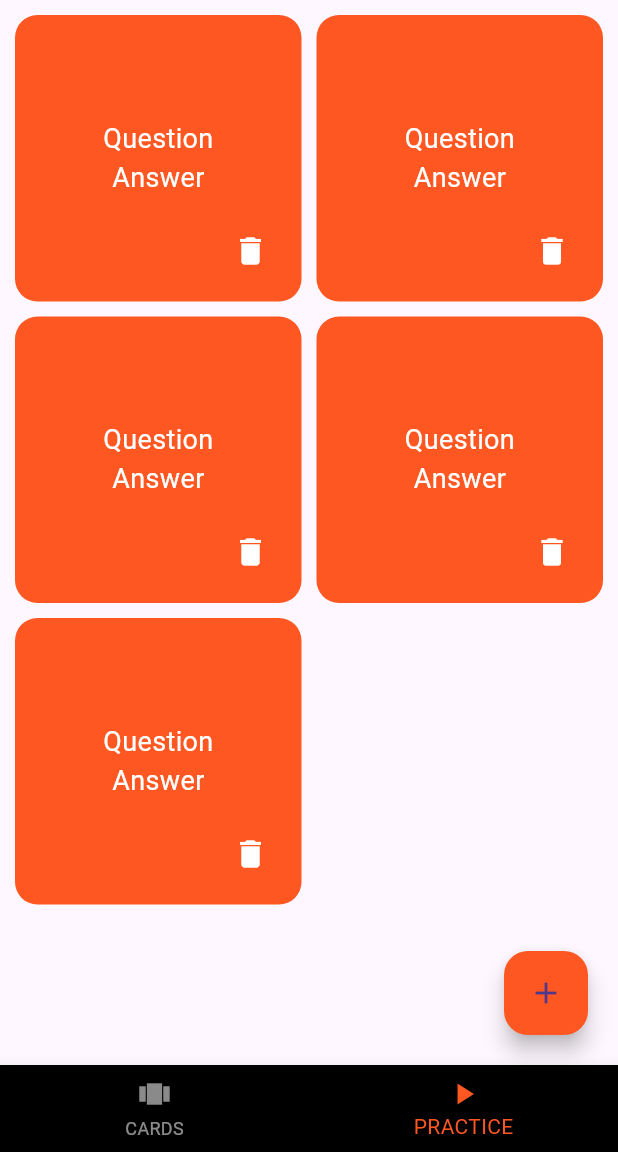
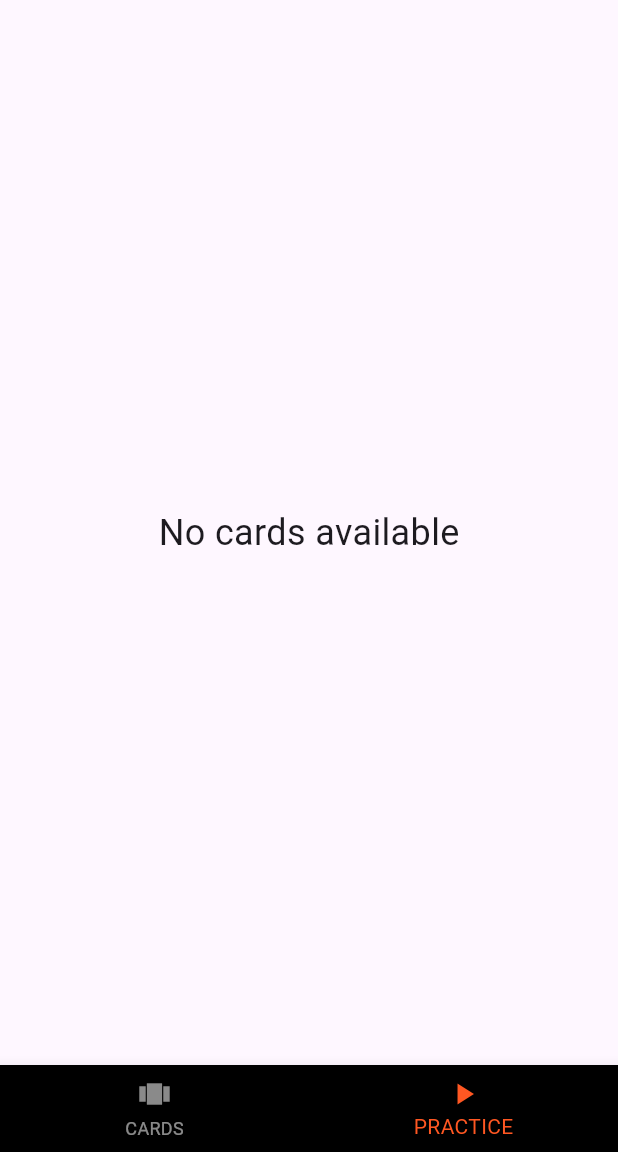
Before and after one commit to Shreyas-Gupta06/Appdev, a Flutter app: the screen it shows after launch, item 2 of the bottom bar chosen, on a phone screen of 412 x 824 dp, the part 84-1236 px from its top. Run offline on Flutter 3.47's test engine with Material 3 defaults, Android fonts, the phone set to English and light mode, and no system bars; our stand-ins replace shared_preferences; Roboto replaces fonts that are missing (Comic Sans).

Commit message:
final app dev sorted and organized

```diff
--- /dev/null
+++ b/appdev_cc_1/lib/home.dart
@@ -0,0 +1,71 @@
+import 'package:flutter/material.dart';
+import 'pages/cards.dart';
+import 'pages/practice.dart';
+import 'models/cardclass.dart';
+
+class Home extends StatefulWidget {
+  const Home({super.key});
+
+  @override
+  State<Home> createState() => HomeState();
+}
+
+class HomeState extends State<Home> {
+  int _selectedIndex = 0;
+  List<Cardmodel> cards = [];
+
+  void _onItemTapped(int index) {
+    setState(() {
+      _selectedIndex = index;
+    });
+  }
+
+  @override
+  Widget build(BuildContext context) {
+    final List<Widget> _pages = [
+      Cards(cards: cards, addCard: addCard, deleteCard: deleteCard),
+      Practice(cards: cards),
+    ];
+
+    return Scaffold(
+      appBar: AppBar(
+        title: Text(
+          "FLASHCARD",
+          style: TextStyle(fontFamily: 'Comic Sans', fontSize: 18),
+        ),
+        backgroundColor: Colors.deepOrange,
+        centerTitle: true,
+      ),
+      body: _pages[_selectedIndex],
+      bottomNavigationBar: BottomNavigationBar(
+        items: [
+          BottomNavigationBarItem(
+            icon: Icon(Icons.view_carousel),
+            label: "CARDS",
+          ),
+          BottomNavigationBarItem(
+            icon: Icon(Icons.play_arrow),
+            label: "PRACTICE",
+          ),
+        ],
+        currentIndex: _selectedIndex,
+        selectedItemColor: Colors.deepOrange,
+        unselectedItemColor: Colors.white54,
+        backgroundColor: Colors.black,
+        onTap: _onItemTapped,
+      ),
+    );
+  }
+
+  void addCard(Cardmodel card) {
+    setState(() {
+      cards.add(card);
+    });
+  }
+
+  void deleteCard(Cardmodel card) {
+    setState(() {
+      cards.remove(card);
+    });
+  }
+}
--- a/appdev_cc_1/lib/main.dart
+++ b/appdev_cc_1/lib/main.dart
@@ -1,170 +1,17 @@
 import 'package:flutter/material.dart';
+import 'home.dart';
+import 'pages/addcard.dart';
 
-void main() {
-  runApp(FlashcardApp()); // Root widget of the application
-}
+void main() => runApp(FlashcardApp());
 
 class FlashcardApp extends StatelessWidget {
-  @override
-  Widget build(BuildContext context) {
-    return MaterialApp(home: FlashcardHome());
-  }
-}
-
-class FlashcardHome extends StatefulWidget {
-  @override
-  _FlashcardHomeState createState() => _FlashcardHomeState();
-}
-
-class _FlashcardHomeState extends State<FlashcardHome> {
-  int _selectedIndex = 0; // Tracks selected bottom navigation index
-
-  void _onItemTapped(int index) {
-    // function to determine which page to be shown
-    setState(() {
-      _selectedIndex = index;
-    });
-  }
-
-  final List<Widget> _pages = [
-    FlashcardPage(),
-    CardListPage(),
-  ]; // List of pages to switch between
+  const FlashcardApp({super.key});
 
   @override
   Widget build(BuildContext context) {
-    return Scaffold(
-      appBar: AppBar(
-        title: Text(
-          "FLASHCARD",
-          style: TextStyle(fontFamily: 'Comic Sans', fontSize: 18),
-        ),
-        backgroundColor: Colors.deepOrange,
-        centerTitle: true,
-      ),
-      body:
-          _pages[_selectedIndex], //function being used to switch between pages
-      bottomNavigationBar: BottomNavigationBar(
-        items: [
-          BottomNavigationBarItem(
-            icon: Icon(Icons.view_carousel),
-            label: "CARDS",
-          ),
-          BottomNavigationBarItem(
-            icon: Icon(Icons.play_arrow),
-            label: "PRACTICE",
-          ),
-        ],
-        currentIndex: _selectedIndex,
-        selectedItemColor: Colors.deepOrange,
-        unselectedItemColor: Colors.white54,
-        backgroundColor: Colors.black,
-        onTap: _onItemTapped,
-      ),
+    return MaterialApp(
+      home: Home(),
+      routes: {'/addcard': (context) => Addcard()},
     );
   }
 }
-
-class FlashcardPage extends StatelessWidget {
-  @override
-  Widget build(BuildContext context) {
-    return Center(
-      child: Column(
-        mainAxisAlignment: MainAxisAlignment.center,
-        children: [
-          Container(
-            width: 300,
-            height: 400,
-            decoration: BoxDecoration(
-              color: Colors.deepOrange,
-              borderRadius: BorderRadius.circular(20),
-            ),
-            child: Center(
-              child: Text(
-                "Title",
-                style: TextStyle(fontSize: 30, color: Colors.white),
-              ),
-            ),
-          ),
-          SizedBox(height: 20),
-          ElevatedButton(
-            onPressed: () {},
-            child: Text("Show Answer"),
-            style: ElevatedButton.styleFrom(backgroundColor: Colors.deepOrange),
-          ),
-          SizedBox(height: 20),
-          FloatingActionButton(
-            onPressed: () {},
-            child: Icon(Icons.arrow_forward),
-            backgroundColor: Colors.blue,
-          ),
-        ],
-      ),
-    );
-  }
-}
-
-class CardListPage extends StatelessWidget {
-  @override
-  Widget build(BuildContext context) {
-    return Stack(
-      //Stack widget allows you to place its children on top of each other
-      children: [
-        GridView.builder(
-          padding: EdgeInsets.all(10),
-          gridDelegate: SliverGridDelegateWithFixedCrossAxisCount(
-            crossAxisCount: 2,
-            crossAxisSpacing: 10,
-            mainAxisSpacing: 10,
-          ),
-          itemCount: 5,
-          itemBuilder: (context, index) {
-            return Container(
-              decoration: BoxDecoration(
-                color: Colors.deepOrange,
-                borderRadius: BorderRadius.circular(15),
-              ),
-              child: Stack(
-                //Stack widget allows you to place its children on top of each other
-                children: [
-                  Center(
-                    child: Column(
-                      mainAxisAlignment: MainAxisAlignment.center,
-                      children: [
-                        Text(
-                          "Question",
-                          style: TextStyle(color: Colors.white, fontSize: 18),
-                        ),
-                        Text(
-                          "Answer",
-                          style: TextStyle(color: Colors.white, fontSize: 18),
-                        ),
-                      ],
-                    ),
-                  ),
-                  Positioned(
-                    bottom: 10,
-                    right: 10,
-                    child: IconButton(
-                      icon: Icon(Icons.delete, color: Colors.white),
-                      onPressed: () {},
-                    ),
-                  ),
-                ],
-              ),
-            );
-          },
-        ),
-        Positioned(
-          bottom: 20,
-          right: 20,
-          child: FloatingActionButton(
-            onPressed: () {},
-            child: Icon(Icons.add),
-            backgroundColor: Colors.deepOrange,
-          ),
-        ),
-      ],
-    );
-  }
-}
--- /dev/null
+++ b/appdev_cc_1/lib/models/cardclass.dart
@@ -0,0 +1,6 @@
+class Cardmodel {
+  String question;
+  String answer;
+
+  Cardmodel({required this.question, required this.answer});
+}
--- /dev/null
+++ b/appdev_cc_1/lib/pages/practice.dart
@@ -0,0 +1,70 @@
+import 'package:flutter/material.dart';
+import 'package:appdev_cc_1/models/cardclass.dart';
+
+class Practice extends StatefulWidget {
+  final List<Cardmodel> cards;
+
+  const Practice({required this.cards, super.key});
+
+  @override
+  State<Practice> createState() => PracticeState();
+}
+
+class PracticeState extends State<Practice> {
+  int _currentIndex = 0;
+  bool _showAnswer = false;
+
+  @override
+  Widget build(BuildContext context) {
+    if (widget.cards.isEmpty) {
+      return Center(
+        child: Text("No cards available", style: TextStyle(fontSize: 24)),
+      );
+    }
+
+    final card = widget.cards[_currentIndex];
+
+    return Center(
+      child: Column(
+        mainAxisAlignment: MainAxisAlignment.center,
+        children: [
+          Container(
+            width: 300,
+            height: 400,
+            decoration: BoxDecoration(
+              color: Colors.deepOrange,
+              borderRadius: BorderRadius.circular(20),
+            ),
+            child: Center(
+              child: Text(
+                _showAnswer ? card.answer : card.question,
+                style: TextStyle(fontSize: 30, color: Colors.white),
+              ),
+            ),
+          ),
+          SizedBox(height: 20),
+          ElevatedButton(
+            onPressed: () {
+              setState(() {
+                _showAnswer = true;
+              });
+            },
+            child: Text("Show Answer"),
+            style: ElevatedButton.styleFrom(backgroundColor: Colors.deepOrange),
+          ),
+          SizedBox(height: 20),
+          FloatingActionButton(
+            onPressed: () {
+              setState(() {
+                _currentIndex = (_currentIndex + 1) % widget.cards.length;
+                _showAnswer = false;
+              });
+            },
+            child: Icon(Icons.arrow_forward),
+            backgroundColor: Colors.blue,
+          ),
+        ],
+      ),
+    );
+  }
+}
```
Also changed, not shown: appdev_cc_1/lib/pages/addcard.dart (added, +50 -0 lines), appdev_cc_1/lib/pages/cards.dart (added, +80 -0 lines), 1 other file.
